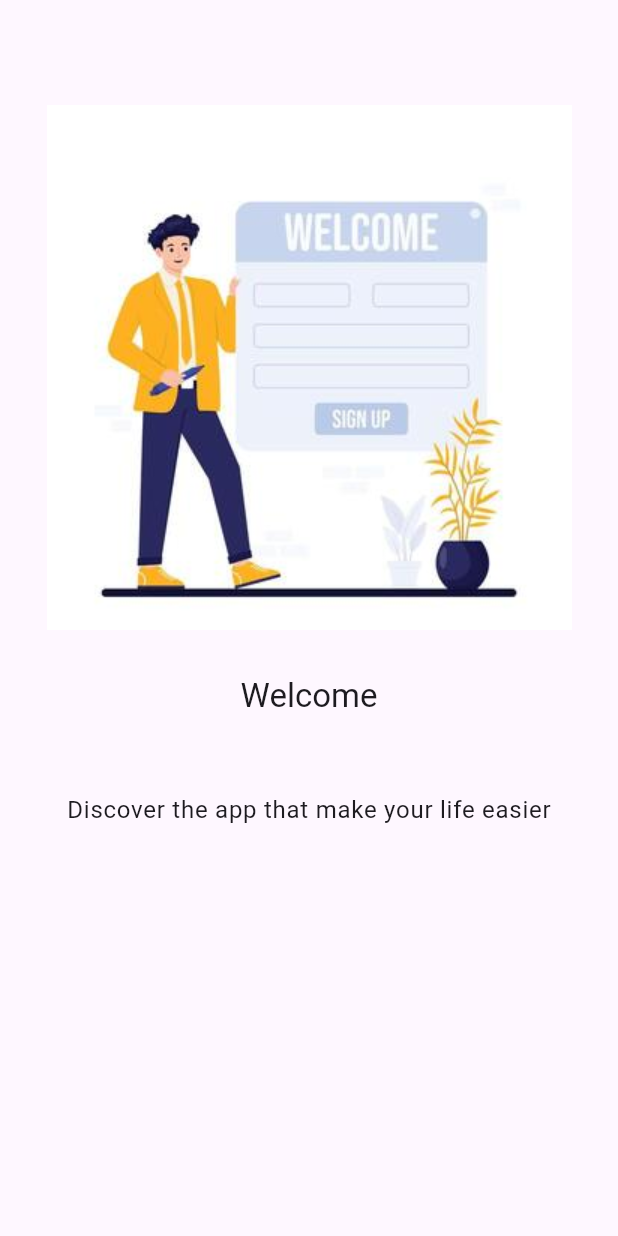
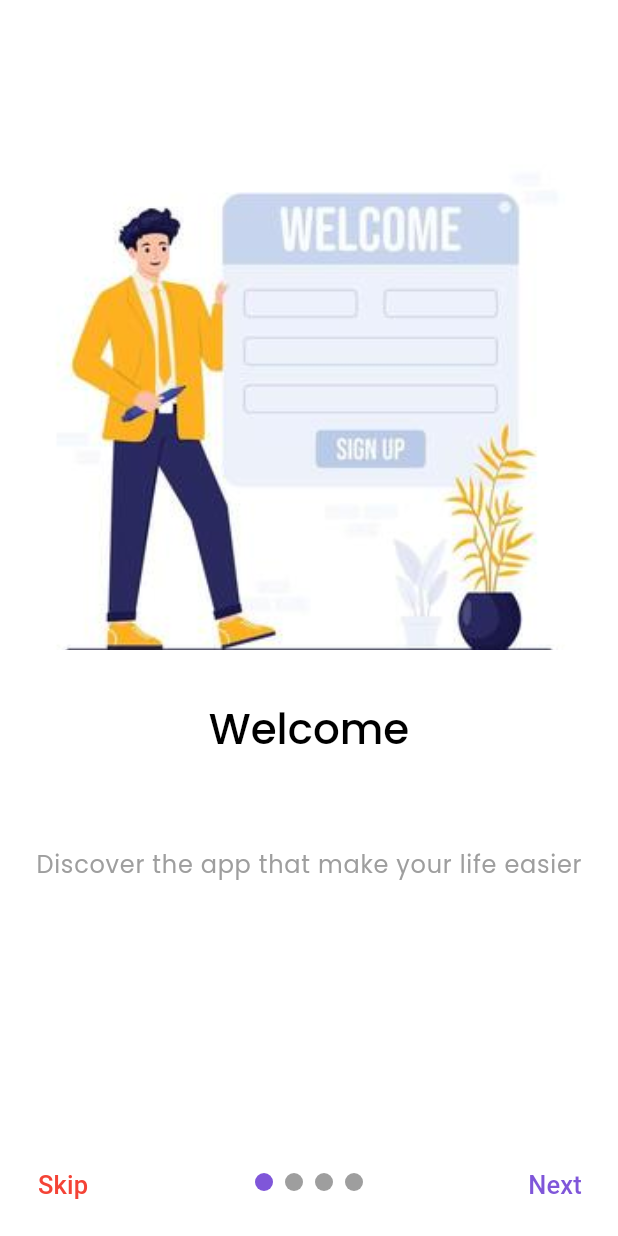
Before and after one commit to Pratik-Kattel/Ghar-khoj, a Flutter app: the screen it shows after launch, on a phone screen of 412 x 824 dp. Run offline on Flutter 3.47's test engine with Material 3 defaults, Android fonts, the phone set to English and light mode, and no system bars; drawn by our look-alikes of smooth_page_indicator; our stand-ins replace animated_splash_screen, google_fonts, lottie.

Commit message:
Created boarding screens for the app

```diff
--- a/frontend/lib/constants/assets_path.dart
+++ b/frontend/lib/constants/assets_path.dart
@@ -3,8 +3,8 @@
 class BoardingScreenData{
   static const splashAnimation="Assets/Animations/Home.json";
   static const welcome="Assets/Images/welcome_image.jpg";
-  static const chatSystemImage="Assets/Images/chat_system.png";
-  static const findHomeImage="Assets/Images/find_home.png";
+  static const chatSystemImage="Assets/Images/chatSystem.jpg";
+  static const findHomeImage="Assets/Images/findHouse.jpg";
   static const verified="Assets/Images/verified.jpg";
 
 }
--- a/frontend/lib/features/Boarding/screens/boarding_screen.dart
+++ b/frontend/lib/features/Boarding/screens/boarding_screen.dart
@@ -1,47 +1,127 @@
 import 'package:flutter/material.dart';
 import 'package:frontend/features/Boarding/screens/boarding_screen_builder.dart';
+import 'package:frontend/routes/app_routes.dart';
 import 'package:frontend/themes/app_themes.dart';
-class BoardingScreen extends StatefulWidget{
+import 'package:smooth_page_indicator/smooth_page_indicator.dart';
+import 'package:frontend/features/auth/screens/login_screen.dart';
+
+class BoardingScreen extends StatefulWidget {
   const BoardingScreen({super.key});
 
   @override
-  BoardingScreenState createState()=> BoardingScreenState();
+  BoardingScreenState createState() => BoardingScreenState();
 }
 
-class BoardingScreenState extends State<BoardingScreen>{
+class BoardingScreenState extends State<BoardingScreen> {
+  final PageController _controller = PageController();
+  int currentIndex = 0;
+  final pages = BoardingScreenBuilder.pageviewBuilder;
+
+  void _skip() {
+    _newPage();
+  }
+
+  void _onNext() {
+    if (currentIndex < pages.length - 1) {
+      _controller.nextPage(
+        duration: Duration(milliseconds: 500),
+        curve: Curves.easeInOut,
+      );
+    } else {
+      _newPage();
+    }
+  }
+
+  void _newPage() {
+    Navigator.pushNamed(context, AppRoutes.login);
+  }
+
   @override
-  Widget build(BuildContext context){
+  Widget build(BuildContext context) {
     return Scaffold(
-      body:
-          SafeArea(child:
-              Expanded(child:
-      PageView.builder(
-                  controller: PageController(),
-                  itemCount: BoardingScreenBuilder.pageviewBuilder.length,
-                  itemBuilder:(context,index){
-                    final items=BoardingScreenBuilder.pageviewBuilder[index];
-                    return Column(
+      body: SafeArea(
+        child: PageView.builder(
+          controller: _controller,
+          itemCount: pages.length,
+          onPageChanged: (index) {
+            setState(() {
+              currentIndex = index;
+            });
+          },
+          itemBuilder: (context, index) {
+            final items = pages[index];
+            return Stack(
               children: [
-                        SizedBox(
-                          height: 70,
+                Align(
+                  alignment: Alignment.center,
+                  child: Column(
+                    children: [
+                      SizedBox(height: 85),
+                      Image.asset(
+                        items['image'],
+                        height: 348,
+                        width: 413,
+                        fit: BoxFit.cover,
                       ),
-                        Image.asset(items['image']),
-                        SizedBox(
-                          height: 30,
+                      SizedBox(height: 35),
+                      Text(
+                        items['title'],
+                        style: Theme.of(context).textTheme.titleLarge,
                       ),
-                        Text(items['title'],style: Theme.of(context).textTheme.titleLarge,),
-                        SizedBox(
-                          height: 50,
+                      SizedBox(height: 60),
+                      Text(
+                        items['description'],
+                        style: Theme.of(context).textTheme.bodyLarge,
                       ),
-                        Text(items['description'],style: Theme.of(context).textTheme.bodyLarge,)
+                      SizedBox(height: 90),
                     ],
-
+                  ),
+                ),
+                Positioned(
+                  bottom: 10,
+                  left: 10,
+                  child: TextButton(
+                    onPressed: () {
+                      _skip();
+                    },
+                    child: Text(
+                      "Skip",
+                      style: TextStyle(color: AppColors.redColor, fontSize: 17),
+                    ),
+                  ),
+                ),
+                Positioned(
+                  bottom: 10,
+                  right: 10,
+                  child: TextButton(
+                    onPressed: () {
+                      _onNext();
+                    },
+                    child: Text(
+                      "Next",
+                      style: TextStyle(color: AppColors.primary, fontSize: 17),
+                    ),
+                  ),
+                ),
+                Positioned(
+                  left: 170,
+                  bottom: 30,
+                  child: SmoothPageIndicator(
+                    controller: _controller,
+                    count: pages.length,
+                    effect: WormEffect(
+                      dotHeight: 12,
+                      dotWidth: 12,
+                      dotColor: AppColors.grey,
+                      activeDotColor: AppColors.primary,
+                    ),
+                  ),
+                ),
+              ],
+            );
+          },
+        ),
+      ),
     );
   }
-              )
-              )
-          )
-      );
-
 }
-}
--- /dev/null
+++ b/frontend/lib/features/auth/screens/login_screen.dart
@@ -0,0 +1,26 @@
+import 'package:flutter/cupertino.dart';
+import 'package:flutter/material.dart';
+import 'package:frontend/themes/app_themes.dart';
+
+class LoginScreen extends StatefulWidget {
+  const LoginScreen({super.key});
+
+  @override
+  LoginScreenState createState()=> LoginScreenState();
+}
+
+class LoginScreenState extends State<LoginScreen>{
+  @override
+  Widget build(BuildContext context){
+    return Scaffold(
+      backgroundColor: Color(0xFFF3E8FF),
+      appBar: AppBar(
+        automaticallyImplyLeading: false,
+        title: Text("Login your account",style: Theme.of(context).textTheme.titleLarge,),
+        elevation: 0,
+        toolbarHeight: 100,
+        backgroundColor: Colors.transparent,
+      ),
+    );
+  }
+}
--- a/frontend/lib/main.dart
+++ b/frontend/lib/main.dart
@@ -1,7 +1,7 @@
-import 'package:flutter/cupertino.dart';
 import 'package:flutter/material.dart';
-import 'package:frontend/features/Boarding/screens/boarding_screen.dart';
+import 'package:frontend/routes/app_routes.dart';
 import 'package:frontend/features/splash/screens/splash_screen.dart';
+import 'package:frontend/themes/app_themes.dart';
 
 void main(){
   runApp(myApp());
@@ -13,6 +13,8 @@ class myApp extends StatelessWidget{
   Widget build(BuildContext context){
     return MaterialApp(
       debugShowCheckedModeBanner: false,
+      theme: AppThemes.purpleTheme,
+      routes: AppRoutes.routes,
       home: SplashScreen()
     );
   }
--- /dev/null
+++ b/frontend/lib/routes/app_routes.dart
@@ -0,0 +1,13 @@
+import 'package:flutter/cupertino.dart';
+import 'package:frontend/features/Boarding/screens/boarding_screen.dart';
+import 'package:frontend/features/auth/screens/login_screen.dart';
+
+class AppRoutes{
+  static const login='/login';
+  static const boarding='/boarding';
+
+static Map<String,WidgetBuilder> routes={
+  boarding:(context)=> const BoardingScreen(),
+  login:(context)=> const LoginScreen(),
+};
+}
--- a/frontend/lib/themes/app_themes.dart
+++ b/frontend/lib/themes/app_themes.dart
@@ -7,7 +7,8 @@ import 'package:google_fonts/google_fonts.dart';
 class AppColors{
   static const primary=Color(0xFF7F56D9);
   static const textPrimary=Colors.black;
-  static const subText=Colors.grey;
+  static const grey=Colors.grey;
+  static const redColor=Colors.red;
 }
 
 class FontSizes{
@@ -26,23 +27,25 @@ class AppThemes{
       textTheme: TextTheme(
           titleMedium: GoogleFonts.poppins(
             fontSize: FontSizes.medium,
-            color: Colors.white,
+            color: Colors.black,
           ),
           titleLarge: GoogleFonts.poppins(
             fontSize: FontSizes.large,
-            color: Colors.white,
+            color: Colors.black,
+            fontWeight: FontWeight.w500
+
           ),
           bodySmall: GoogleFonts.poppins(
             fontSize: FontSizes.standardUP,
-            color: Colors.white,
+            color: Colors.black,
           ),
           bodyMedium: GoogleFonts.poppins(
             fontSize: FontSizes.standard,
-            color: Colors.white,
+            color: AppColors.grey,
           ),
           bodyLarge: GoogleFonts.poppins(
             fontSize: FontSizes.standardUP,
-            color: Colors.white,
+            color: AppColors.grey,
           ),
       )
     );
--- a/frontend/pubspec.yaml
+++ b/frontend/pubspec.yaml
@@ -38,6 +38,7 @@ dependencies:
   animated_splash_screen: ^1.3.0
   lottie: ^3.3.2
   google_fonts: ^6.3.2
+  smooth_page_indicator: ^1.2.1
 
 dev_dependencies:
   flutter_test:
@@ -62,8 +63,8 @@ flutter:
   uses-material-design: true
   assets:
      - Assets/Animations/Home.json
-     - Assets/Images/chat_system.png
-     - Assets/Images/find_home.png
+     - Assets/Images/chatSystem.jpg
+     - Assets/Images/findHouse.jpg
      - Assets/Images/verified.jpg
      - Assets/Images/welcome_image.jpg
 
```
Also changed, not shown: frontend/Assets/Images/chatSystem.jpg (added), frontend/Assets/Images/chat_system.png (deleted), frontend/Assets/Images/findHouse.jpg (added), frontend/Assets/Images/find_home.png (deleted), frontend/pubspec.lock. Lines whose indentation alone changed are shown as unchanged.
